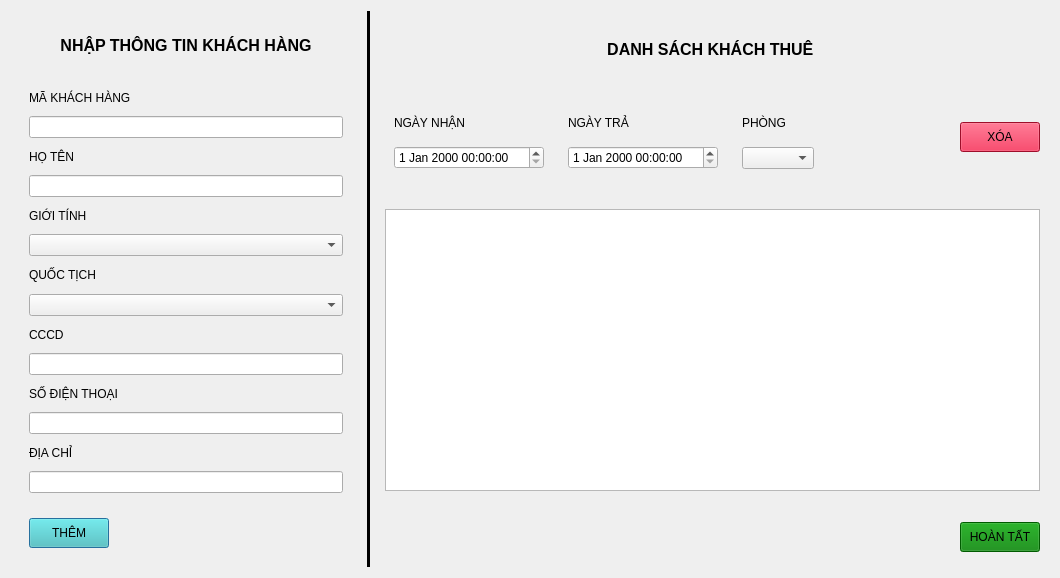
The window that QLPhong/datphong_dialog.ui (D0ssisme/PYTHON_HOTELMANAGER) describes before a commit, drawn with Qt 5.
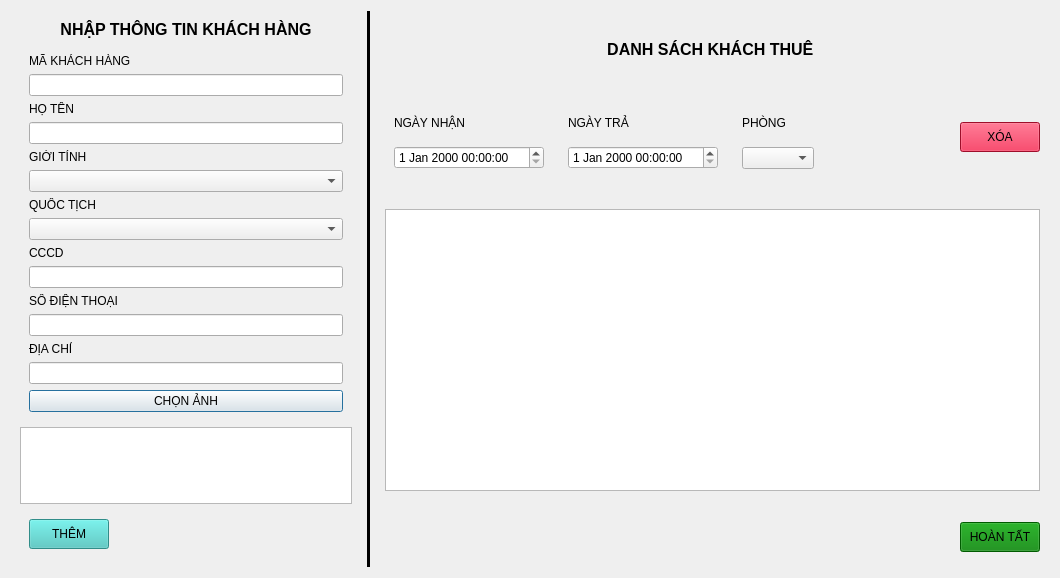
The same window after the commit.

Patch:
```diff
--- a/QLPhong/datphong_dialog.ui
+++ b/QLPhong/datphong_dialog.ui
@@ -140,9 +140,19 @@
          <item>
           <widget class="QLineEdit" name="diachi_input"/>
          </item>
+         <item>
+          <widget class="QPushButton" name="btn_chooseimg">
+           <property name="text">
+            <string>CHỌN ẢNH</string>
+           </property>
+          </widget>
+         </item>
         </layout>
        </widget>
       </item>
+      <item>
+       <widget class="QListView" name="linkimg_listview"/>
+      </item>
       <item>
        <widget class="QWidget" name="widget_5" native="true">
         <property name="maximumSize">
```
